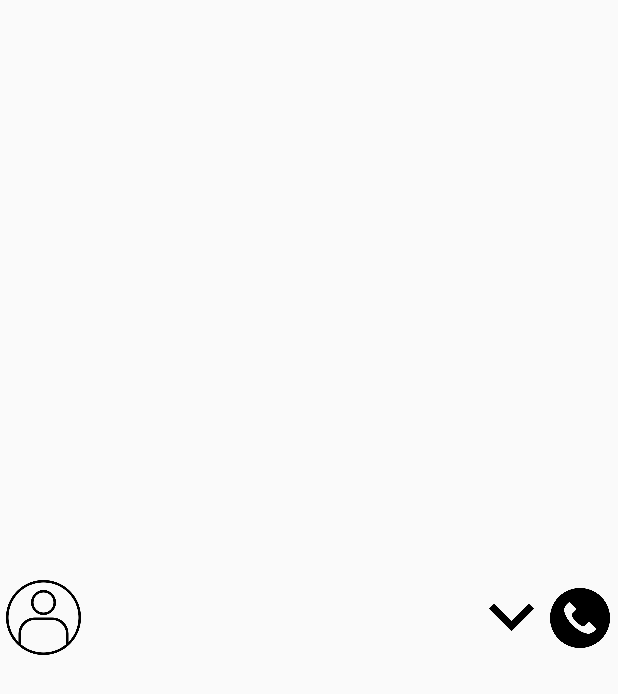
After one commit to boingkiri/madcamp_project2, an Android app: the layout listview_btn_item.xml on its own in the app's theme, with its tools: preview values and no code run, on a phone screen of 412 x 824 dp. The commit adds this screen. Shown: the top 694 px of the screen. Run offline under Robolectric (Android 15) with nearby library versions, the phone set to English and light mode, and no system bars; Roboto replaces fonts that are not available here.

Commit message:
merge Yoo and Lee

```diff
--- /dev/null
+++ b/app/src/main/res/layout/listview_btn_item.xml
@@ -0,0 +1,52 @@
+<?xml version="1.0" encoding="utf-8"?>
+<RelativeLayout xmlns:android="http://schemas.android.com/apk/res/android"
+    android:layout_width="match_parent"
+    android:layout_height="match_parent"
+    android:orientation="horizontal">
+
+    <ImageView
+        android:layout_width="50sp"
+        android:layout_height="50sp"
+        android:layout_toRightOf="@id/delbtn"
+        android:layout_centerVertical="true"
+        android:layout_margin="4sp"
+        android:id="@+id/imageView1"
+        android:src="@drawable/user"
+        />
+    <TextView
+        android:layout_width="wrap_content"
+        android:layout_height="wrap_content"
+        android:text=""
+        android:id="@+id/textView1"
+        android:textSize="16sp"
+        android:layout_toRightOf="@id/imageView1"
+        android:layout_centerVertical="true"
+        android:layout_margin="4dp"/>
+    <ImageButton
+        android:id="@+id/callbtn"
+        android:layout_width="40sp"
+        android:layout_height="40sp"
+        android:layout_margin="5sp"
+        android:background="@drawable/call"
+        android:layout_alignParentRight="true"
+        android:layout_centerVertical="true"/>
+    <ImageButton
+        android:id="@+id/numbtn"
+        android:layout_width="30sp"
+        android:layout_height="30sp"
+        android:layout_margin="5sp"
+        android:layout_toLeftOf="@+id/callbtn"
+        android:background="@drawable/expand"
+        android:layout_gravity="center_vertical"
+        android:layout_centerVertical="true"/>
+    <ImageButton
+        android:layout_width="22sp"
+        android:layout_height="22sp"
+        android:id="@+id/delbtn"
+        android:layout_margin="5sp"
+        android:layout_alignParentLeft="true"
+        android:layout_centerVertical="true"
+        android:background="@drawable/remove"
+        android:layout_gravity="center_vertical"
+        android:visibility="gone"/>
+</RelativeLayout>
```
Also changed, not shown: app/src/main/java/com/example/pj2/MainActivity.java (+5 -18 lines), app/src/main/java/com/example/pj2/fragment_viewpager.java (+5 -5 lines), app/src/main/res/layout/fragment_fragment1.xml (added, +29 -0 lines), app/src/main/res/layout/phone_add.xml (added, +31 -0 lines), app/src/main/res/drawable/add.png (added), app/src/main/res/drawable/call.png (added), app/src/main/res/drawable/expand.png (added), app/src/main/res/drawable/remove.png (added), app/src/main/res/drawable/unexpand.png (added), app/src/main/res/drawable/user.png (added).
